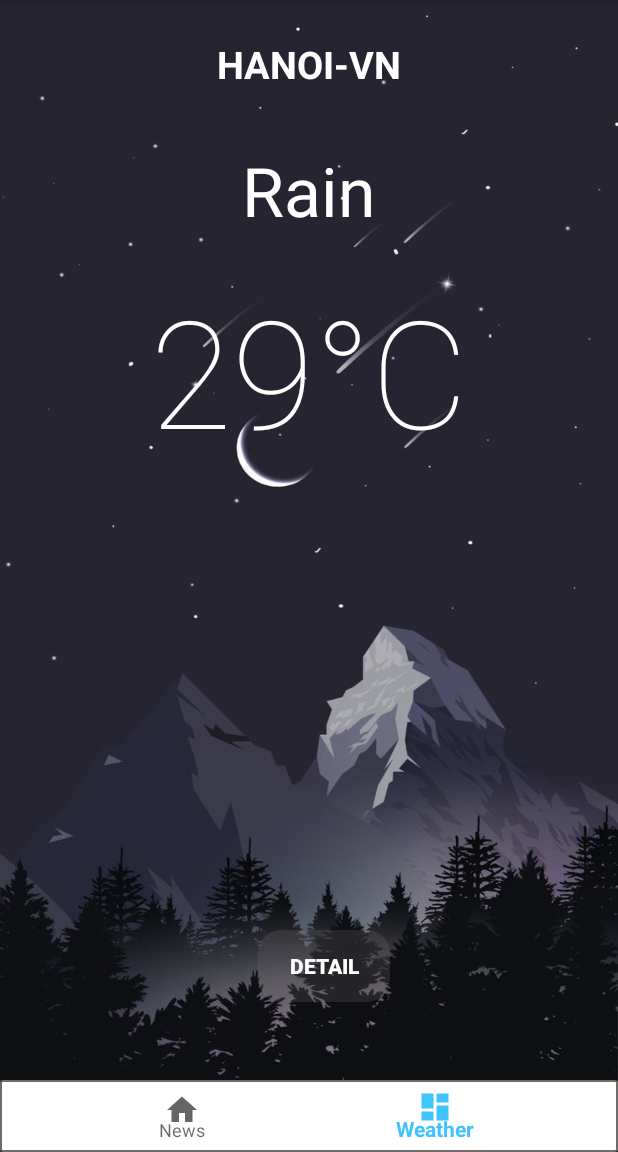
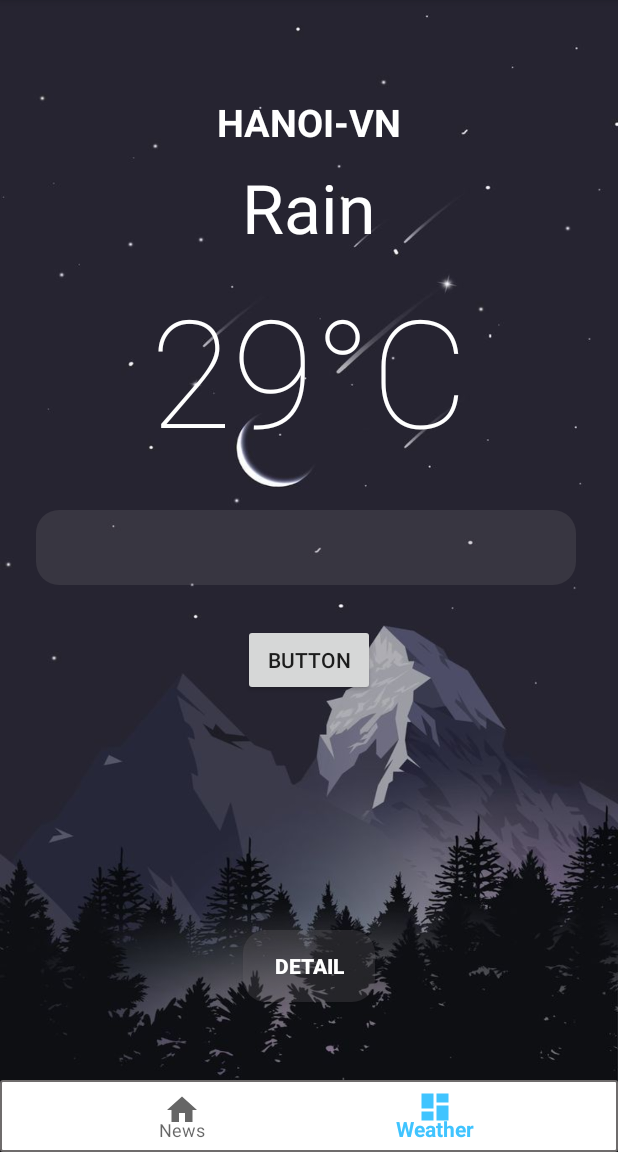
Before and after one commit to Nhomltm03/Tintuc24hVersion2, an Android app: the screen it shows after launch (MainActivity), item 2 of the bottom bar chosen, on a phone screen of 412 x 824 dp, the part 84-1236 px from its top. Run offline under Robolectric (Android 15) with nearby library versions, the phone set to English and light mode, and no system bars; libraries missing offline, so code that uses them is left out: org.ocpsoft.prettytime; 1 statement that could not run was skipped.

```diff
--- a/app/src/main/java/com/example/tintuc24version2/MainActivity.java
+++ b/app/src/main/java/com/example/tintuc24version2/MainActivity.java
@@ -3,6 +3,7 @@ package com.example.tintuc24version2;
 
 import android.content.Intent;
 import android.os.Bundle;
+import android.view.Menu;
 import android.view.MenuItem;
 
 import com.example.tintuc24version2.FragmentAdapter.SectionsPagerAdapter;
@@ -57,5 +58,4 @@ public class MainActivity extends AppCompatActivity {
         return false;
     }
 
-
 }
--- a/app/src/main/java/com/example/tintuc24version2/NewsFragment.java
+++ b/app/src/main/java/com/example/tintuc24version2/NewsFragment.java
@@ -5,13 +5,8 @@ import android.app.Activity;
 import android.app.SearchManager;
 import android.content.Context;
 import android.content.Intent;
-import android.os.Build;
 import android.os.Bundle;
 
-import androidx.appcompat.widget.AppCompatImageView;
-import androidx.core.app.ActivityOptionsCompat;
-import androidx.core.util.Pair;
-import androidx.core.view.ViewCompat;
 import androidx.fragment.app.Fragment;
 import androidx.recyclerview.widget.DefaultItemAnimator;
 import androidx.recyclerview.widget.LinearLayoutManager;
@@ -24,7 +19,6 @@ import android.view.MenuInflater;
 import android.view.MenuItem;
 import android.view.View;
 import android.view.ViewGroup;
-import android.widget.ImageView;
 import android.widget.Toast;
 import androidx.appcompat.widget.SearchView;
 import com.example.tintuc24version2.Models.Article;
@@ -33,7 +27,6 @@ import com.example.tintuc24version2.NewsApdapter.NewsAdapter;
 import com.example.tintuc24version2.NewsApdapter.OnItemClickListener;
 import com.example.tintuc24version2.api.ApiClient;
 import com.example.tintuc24version2.api.ApiInterface;
-import com.flaviofaria.kenburnsview.KenBurnsView;
 
 import java.util.ArrayList;
 import java.util.List;
@@ -130,11 +123,7 @@ public  static  final String API_KEY = "7c988e9136a0403e923f294a123f2995";
         });
     }
 
-    @Override
-    public void onCreateOptionsMenu(Menu menu, MenuInflater inflater) {
-        inflater.inflate(R.menu.menu_main, menu);
-        super.onCreateOptionsMenu(menu, inflater);
-    }
+
 
     public boolean onOptionsItemSelected(MenuItem item) {
         // Handle item selection
@@ -198,4 +187,10 @@ public  static  final String API_KEY = "7c988e9136a0403e923f294a123f2995";
         });
     }
 
+    @Override
+    public void onCreateOptionsMenu(Menu menu, MenuInflater inflater) {
+        inflater.inflate(R.menu.menu_main, menu);
+        super.onCreateOptionsMenu(menu, inflater);
+    }
+
 }
--- a/app/src/main/java/com/example/tintuc24version2/WeatherFragment.java
+++ b/app/src/main/java/com/example/tintuc24version2/WeatherFragment.java
@@ -1,29 +1,23 @@
 package com.example.tintuc24version2;
-
-
-import android.app.Activity;
 import android.os.Bundle;
-
 import androidx.fragment.app.Fragment;
-import androidx.fragment.app.FragmentManager;
-import androidx.viewpager.widget.ViewPager;
-
 import android.view.LayoutInflater;
+import android.view.Menu;
+import android.view.MenuInflater;
 import android.view.View;
 import android.view.ViewGroup;
+import android.widget.Button;
+import android.widget.EditText;
+import android.widget.ImageButton;
 import android.widget.TextView;
 
-import com.example.tintuc24version2.FragmentAdapter.SectionsPagerAdapter;
-import com.example.tintuc24version2.Models.Article;
-import com.example.tintuc24version2.Models.News;
 import com.example.tintuc24version2.NewsApdapter.NewsAdapter;
 import com.example.tintuc24version2.WeatherAPI.OpenWeatherInterface;
 import com.example.tintuc24version2.WeatherAPI.WeatherApiClient;
+import com.example.tintuc24version2.WeatherModels.Main;
+import com.example.tintuc24version2.WeatherModels.Sys;
 import com.example.tintuc24version2.WeatherModels.Weather;
 import com.example.tintuc24version2.WeatherModels.WeatherResult;
-import com.example.tintuc24version2.api.ApiClient;
-import com.example.tintuc24version2.api.ApiInterface;
-import com.google.android.material.tabs.TabLayout;
 
 import java.util.ArrayList;
 import java.util.List;
@@ -40,10 +34,15 @@ public class WeatherFragment extends Fragment {
 
 
     private List<Weather> weathers = new ArrayList<>();
+    private Main main = new Main();
+    private WeatherResult weatherResult = new WeatherResult();
+    private Sys sys = new Sys();
 public static  final  String API_KEY_WEATHER = "27a77fcad68bf8df89e0124c586f0d30";
 public static  final  String UNITS = "metric";
 
 private TextView textViewCity, textViewTemp, textViewStatus;
+private Button btnSearch;
+private EditText editTextSearch;
 
     public WeatherFragment() {
         // Required empty public constructor
@@ -60,16 +59,21 @@ private TextView textViewCity, textViewTemp, textViewStatus;
         textViewCity = (TextView) rootView.findViewById(R.id.tv_City);
         textViewStatus = (TextView) rootView.findViewById(R.id.tv_Status);
         textViewTemp = (TextView) rootView.findViewById(R.id.tv_Temp);
-
-
-
-
-
+        btnSearch = (Button) rootView.findViewById(R.id.button_search);
+        editTextSearch = (EditText) rootView.findViewById(R.id.editText_search);
+        getCurrentWeather("hanoi");
+        btnSearch.setOnClickListener(new View.OnClickListener() {
+            @Override
+            public void onClick(View view) {
+                String keyword = editTextSearch.getText().toString();
+                getCurrentWeather(keyword);
+            }
+        });
 
         return rootView;
     }
 
-    private void getCurrentWeather( final  String cityName ){
+    private void getCurrentWeather(final  String cityName ){
         OpenWeatherInterface openWeatherInterface = WeatherApiClient.getApitClient().create(OpenWeatherInterface.class);
        Call<WeatherResult> weatherCall;
        weatherCall = openWeatherInterface.getWeatherByCityName(cityName,UNITS,API_KEY_WEATHER);
@@ -77,7 +81,19 @@ private TextView textViewCity, textViewTemp, textViewStatus;
        weatherCall.enqueue(new Callback<WeatherResult>() {
            @Override
            public void onResponse(Call<WeatherResult> call, Response<WeatherResult> response) {
+               if (response.isSuccessful() && response.body().getWeather() != null){
+//                   if(!weathers.isEmpty()){
+//                       weathers.clear();
+//                   }
+                   weathers = response.body().getWeather();
+                   main = response.body().getMain();
+                   weatherResult = response.body();
+                   sys= response.body().getSys();
+                   textViewStatus.setText(weathers.get(0).getMain());
+                   textViewTemp.setText(main.getTemp()+"°C");
+                   textViewCity.setText(weatherResult.getName()+" ,"+sys.getCountry());
 
+               }
            }
 
            @Override
@@ -86,11 +102,6 @@ private TextView textViewCity, textViewTemp, textViewStatus;
            }
        });
 
-
-
-
-
-
     }
 
 }
--- a/app/src/main/java/com/example/tintuc24version2/WeatherModels/WeatherResult.java
+++ b/app/src/main/java/com/example/tintuc24version2/WeatherModels/WeatherResult.java
@@ -1,6 +1,5 @@
 package com.example.tintuc24version2.WeatherModels;
 
-import com.example.tintuc24version2.Models.Source;
 import com.google.gson.annotations.Expose;
 import com.google.gson.annotations.SerializedName;
 
@@ -55,9 +54,12 @@ public class WeatherResult {
     @Expose
     private  String name;
 
-    @SerializedName("cos")
+    @SerializedName("cod")
     @Expose
     private  int cod;
+
+    public WeatherResult() {
+    }
 
     public Coord getCoord() {
         return coord;
--- a/app/src/main/res/layout/fragment_weather.xml
+++ b/app/src/main/res/layout/fragment_weather.xml
@@ -1,5 +1,6 @@
 <?xml version="1.0" encoding="utf-8"?>
-<androidx.constraintlayout.widget.ConstraintLayout xmlns:android="http://schemas.android.com/apk/res/android"
+<androidx.constraintlayout.widget.ConstraintLayout
+    xmlns:android="http://schemas.android.com/apk/res/android"
     xmlns:tools="http://schemas.android.com/tools"
     android:layout_width="match_parent"
     android:layout_height="match_parent"
@@ -8,44 +9,47 @@
     android:id="@+id/weatherFragment"
     tools:context=".WeatherFragment">
 
-
     <TextView
         android:id="@+id/tv_Temp"
-        android:layout_width="261dp"
-        android:layout_height="158dp"
-        android:layout_marginTop="168dp"
+        android:layout_width="match_parent"
+        android:layout_height="164dp"
+        android:layout_marginTop="164dp"
         android:fontFamily="sans-serif-thin"
         android:gravity="center|center_horizontal"
         android:text="29°C"
         android:textColor="#fff"
         android:textSize="100sp"
         app:layout_constraintEnd_toEndOf="parent"
+        app:layout_constraintHorizontal_bias="0.513"
         app:layout_constraintStart_toStartOf="parent"
         app:layout_constraintTop_toTopOf="parent" />
 
     <TextView
         android:id="@+id/tv_Status"
-        android:layout_width="205dp"
-        android:layout_height="86dp"
-        android:layout_marginTop="84dp"
+        android:layout_width="match_parent"
+        android:layout_height="56dp"
+        android:layout_marginTop="108dp"
         android:gravity="center|center_horizontal"
         android:text="Rain"
         android:textColor="#fff"
         android:textSize="45sp"
         app:layout_constraintEnd_toEndOf="parent"
+        app:layout_constraintHorizontal_bias="0.497"
         app:layout_constraintStart_toStartOf="parent"
         app:layout_constraintTop_toTopOf="parent" />
 
     <TextView
         android:id="@+id/tv_City"
-        android:layout_width="203dp"
-        android:layout_height="86dp"
+        android:layout_width="match_parent"
+        android:layout_height="51dp"
+        android:layout_marginTop="56dp"
         android:gravity="center|center_horizontal"
         android:text="HANOI-VN"
         android:textColor="#fff"
         android:textSize="25sp"
         android:textStyle="bold"
         app:layout_constraintEnd_toEndOf="parent"
+        app:layout_constraintHorizontal_bias="0.487"
         app:layout_constraintStart_toStartOf="parent"
         app:layout_constraintTop_toTopOf="parent" />
 
@@ -53,13 +57,34 @@
         android:id="@+id/btn_Detail"
         android:layout_width="wrap_content"
         android:layout_height="wrap_content"
-        android:layout_marginEnd="152dp"
         android:layout_marginBottom="100dp"
         android:background="@drawable/transparent_bg"
         android:text="Detail"
         android:textColor="#fff"
         android:textStyle="bold"
         app:layout_constraintBottom_toBottomOf="parent"
-        app:layout_constraintEnd_toEndOf="parent" />
+        app:layout_constraintEnd_toEndOf="parent"
+        app:layout_constraintStart_toStartOf="parent" />
+
+    <EditText
+        android:id="@+id/editText_search"
+        android:layout_width="360dp"
+        android:layout_height="50dp"
+        android:layout_marginStart="24dp"
+        android:layout_marginTop="340dp"
+        android:background="@drawable/transparent_bg"
+        android:ems="10"
+        app:layout_constraintStart_toStartOf="parent"
+        app:layout_constraintTop_toTopOf="parent" />
+
+    <Button
+        android:id="@+id/button_search"
+        android:layout_width="wrap_content"
+        android:layout_height="wrap_content"
+        android:layout_marginTop="416dp"
+        android:text="Button"
+        app:layout_constraintEnd_toEndOf="parent"
+        app:layout_constraintStart_toStartOf="parent"
+        app:layout_constraintTop_toTopOf="parent" />
 
 </androidx.constraintlayout.widget.ConstraintLayout>
```
Also changed, not shown: app/src/main/AndroidManifest.xml (+7 -1 lines), app/src/main/res/layout/item_news.xml (+1 -15 lines), app/src/main/res/menu/menu_weather.xml (added, +15 -0 lines), app/src/main/res/xml/network_security_config.xml (added, +12 -0 lines).
